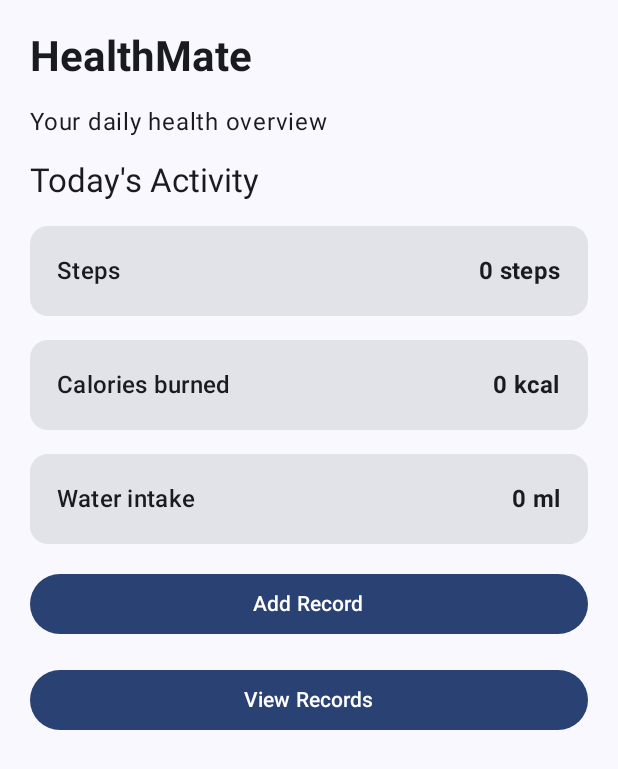
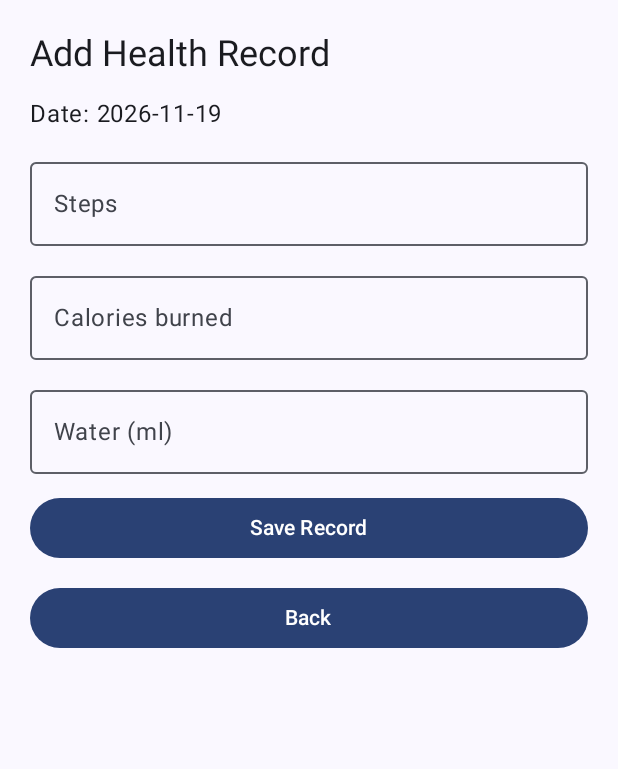
Before and after one commit to chanulaimanjith10-debug/HealthMateApp, an Android app built with Jetpack Compose: the screen it shows after launch (MainActivity), after a tap on "Add Record", on a phone screen of 412 x 824 dp. Shown: the top 769 px of the screen. Run offline under Robolectric (Android 15) with nearby library versions, the phone set to English and light mode, and no system bars.

Commit message:
Add health record form with SQLite storage

```diff
--- /dev/null
+++ b/app/src/main/java/com/example/healthmateapp/AddRecordScreen.kt
@@ -0,0 +1,165 @@
+package com.example.healthmateapp
+
+import androidx.compose.foundation.layout.Arrangement
+import androidx.compose.foundation.layout.Column
+import androidx.compose.foundation.layout.fillMaxSize
+import androidx.compose.foundation.layout.fillMaxWidth
+import androidx.compose.foundation.layout.padding
+import androidx.compose.foundation.rememberScrollState
+import androidx.compose.foundation.text.KeyboardOptions
+import androidx.compose.foundation.verticalScroll
+import androidx.compose.material3.Button
+import androidx.compose.material3.MaterialTheme
+import androidx.compose.material3.OutlinedTextField
+import androidx.compose.material3.Text
+import androidx.compose.runtime.Composable
+import androidx.compose.runtime.getValue
+import androidx.compose.runtime.mutableStateOf
+import androidx.compose.runtime.remember
+import androidx.compose.runtime.setValue
+import androidx.compose.ui.Modifier
+import androidx.compose.ui.text.input.KeyboardType
+import androidx.compose.ui.unit.dp
+import com.example.healthmateapp.data.HealthRecord
+import java.text.SimpleDateFormat
+import java.util.Date
+import java.util.Locale
+
+@Composable
+fun AddRecordScreen(
+    onBack: () -> Unit,
+    onSave: (HealthRecord) -> Boolean
+) {
+    var steps by remember {
+        mutableStateOf("")
+    }
+
+    var calories by remember {
+        mutableStateOf("")
+    }
+
+    var water by remember {
+        mutableStateOf("")
+    }
+
+    var message by remember {
+        mutableStateOf("")
+    }
+
+    val today = remember {
+        SimpleDateFormat(
+            "yyyy-MM-dd",
+            Locale.US
+        ).format(Date())
+    }
+
+    Column(
+        modifier = Modifier
+            .fillMaxSize()
+            .verticalScroll(rememberScrollState())
+            .padding(20.dp),
+        verticalArrangement = Arrangement.spacedBy(12.dp)
+    ) {
+        Text(
+            text = "Add Health Record",
+            style = MaterialTheme.typography.headlineSmall
+        )
+
+        Text(
+            text = "Date: $today"
+        )
+
+        OutlinedTextField(
+            value = steps,
+            onValueChange = {
+                steps = it.filter(Char::isDigit)
+            },
+            label = {
+                Text("Steps")
+            },
+            keyboardOptions = KeyboardOptions(
+                keyboardType = KeyboardType.Number
+            ),
+            modifier = Modifier.fillMaxWidth()
+        )
+
+        OutlinedTextField(
+            value = calories,
+            onValueChange = {
+                calories = it.filter(Char::isDigit)
+            },
+            label = {
+                Text("Calories burned")
+            },
+            keyboardOptions = KeyboardOptions(
+                keyboardType = KeyboardType.Number
+            ),
+            modifier = Modifier.fillMaxWidth()
+        )
+
+        OutlinedTextField(
+            value = water,
+            onValueChange = {
+                water = it.filter(Char::isDigit)
+            },
+            label = {
+                Text("Water (ml)")
+            },
+            keyboardOptions = KeyboardOptions(
+                keyboardType = KeyboardType.Number
+            ),
+            modifier = Modifier.fillMaxWidth()
+        )
+
+        Button(
+            onClick = {
+                val stepsValue = steps.toIntOrNull()
+                val caloriesValue = calories.toIntOrNull()
+                val waterValue = water.toIntOrNull()
+
+                message = when {
+                    steps.isBlank() ||
+                            calories.isBlank() ||
+                            water.isBlank() -> {
+                        "Please fill in all fields."
+                    }
+
+                    stepsValue == null ||
+                            caloriesValue == null ||
+                            waterValue == null -> {
+                        "Enter valid numbers."
+                    }
+
+                    else -> {
+                        val record = HealthRecord(
+                            date = today,
+                            steps = stepsValue,
+                            calories = caloriesValue,
+                            water = waterValue
+                        )
+
+                        if (onSave(record)) {
+                            "Record saved."
+                        } else {
+                            "Could not save record."
+                        }
+                    }
+                }
+            },
+            modifier = Modifier.fillMaxWidth()
+        ) {
+            Text("Save Record")
+        }
+
+        if (message.isNotEmpty()) {
+            Text(text = message)
+        }
+
+        Button(
+            onClick = onBack,
+            modifier = Modifier.fillMaxWidth()
+        ) {
+            Text("Back")
+        }
+    }
+}
--- a/app/src/main/java/com/example/healthmateapp/MainActivity.kt
+++ b/app/src/main/java/com/example/healthmateapp/MainActivity.kt
@@ -10,19 +10,26 @@ import androidx.compose.foundation.layout.Row
 import androidx.compose.foundation.layout.fillMaxSize
 import androidx.compose.foundation.layout.fillMaxWidth
 import androidx.compose.foundation.layout.padding
-import androidx.compose.foundation.rememberScrollState
-import androidx.compose.foundation.verticalScroll
 import androidx.compose.material3.Button
 import androidx.compose.material3.Card
 import androidx.compose.material3.MaterialTheme
 import androidx.compose.material3.Scaffold
 import androidx.compose.material3.Text
 import androidx.compose.runtime.Composable
+import androidx.compose.runtime.getValue
+import androidx.compose.runtime.mutableStateOf
+import androidx.compose.runtime.remember
+import androidx.compose.runtime.setValue
 import androidx.compose.ui.Modifier
 import androidx.compose.ui.text.font.FontWeight
 import androidx.compose.ui.tooling.preview.Preview
 import androidx.compose.ui.unit.dp
+import androidx.compose.ui.platform.LocalContext
+import com.example.healthmateapp.data.HealthDatabase
 import com.example.healthmateapp.ui.theme.HealthMateAppTheme
+import java.text.SimpleDateFormat
+import java.util.Date
+import java.util.Locale
 
 class MainActivity : ComponentActivity() {
 
@@ -35,7 +42,7 @@ class MainActivity : ComponentActivity() {
                 Scaffold(
                     modifier = Modifier.fillMaxSize()
                 ) { innerPadding ->
-                    DashboardScreen(
+                    HealthMateApp(
                         modifier = Modifier.padding(innerPadding)
                     )
                 }
@@ -45,13 +52,86 @@ class MainActivity : ComponentActivity() {
 }
 
 @Composable
+fun HealthMateApp(
+    modifier: Modifier = Modifier
+) {
+    var screen by remember {
+        mutableStateOf("home")
+    }
+
+    val context = LocalContext.current
+
+    val database = remember {
+        HealthDatabase(context.applicationContext)
+    }
+
+    var records by remember {
+        mutableStateOf(database.getAllRecords())
+    }
+
+    val today = remember {
+        SimpleDateFormat(
+            "yyyy-MM-dd",
+            Locale.US
+        ).format(Date())
+    }
+
+    val todayRecord = records
+        .filter { it.date == today }
+        .maxByOrNull { it.id }
+
+    when (screen) {
+        "add" -> {
+            AddRecordScreen(
+                onBack = {
+                    screen = "home"
+                },
+                onSave = { record ->
+                    val oldRecord =
+                        database.getRecordByDate(record.date)
+
+                    val saved = if (oldRecord == null) {
+                        database.insertRecord(record) != -1L
+                    } else {
+                        database.updateRecord(
+                            record.copy(id = oldRecord.id)
+                        ) > 0
+                    }
+
+                    if (saved) {
+                        records = database.getAllRecords()
+                    }
+
+                    saved
+                }
+            )
+        }
+
+        else -> {
+            DashboardScreen(
+                modifier = modifier,
+                steps = todayRecord?.steps ?: 0,
+                calories = todayRecord?.calories ?: 0,
+                water = todayRecord?.water ?: 0,
+                onAddRecord = {
+                    screen = "add"
+                }
+            )
+        }
+    }
+}
+
+@Composable
 fun DashboardScreen(
-    modifier: Modifier = Modifier
+    modifier: Modifier = Modifier,
+    steps: Int,
+    calories: Int,
+    water: Int,
+    onAddRecord: () -> Unit
 ) {
     Column(
         modifier = modifier
             .fillMaxSize()
-            .verticalScroll(rememberScrollState())
             .padding(20.dp),
         verticalArrangement = Arrangement.spacedBy(16.dp)
     ) {
@@ -73,24 +153,24 @@ fun DashboardScreen(
 
         HealthMetricCard(
             title = "Steps",
-            value = "0",
+            value = steps.toString(),
             unit = "steps"
         )
 
         HealthMetricCard(
             title = "Calories burned",
-            value = "0",
+            value = calories.toString(),
             unit = "kcal"
         )
 
         HealthMetricCard(
             title = "Water intake",
-            value = "0",
+            value = water.toString(),
             unit = "ml"
         )
 
         Button(
-            onClick = {},
+            onClick = onAddRecord,
             modifier = Modifier.fillMaxWidth()
         ) {
             Text("Add Record")
@@ -138,6 +218,11 @@ fun HealthMetricCard(
 @Composable
 fun DashboardPreview() {
     HealthMateAppTheme {
-        DashboardScreen()
+        DashboardScreen(
+            steps = 0,
+            calories = 0,
+            water = 0,
+            onAddRecord = {}
+        )
     }
 }
--- /dev/null
+++ b/app/src/main/java/com/example/healthmateapp/data/HealthDatabase.kt
@@ -0,0 +1,134 @@
+package com.example.healthmateapp.data
+
+import android.content.ContentValues
+import android.content.Context
+import android.database.sqlite.SQLiteDatabase
+import android.database.sqlite.SQLiteOpenHelper
+
+class HealthDatabase(context: Context) : SQLiteOpenHelper(
+    context,
+    DATABASE_NAME,
+    null,
+    DATABASE_VERSION
+) {
+
+    override fun onCreate(db: SQLiteDatabase) {
+        val createTable = """
+            CREATE TABLE $TABLE_NAME (
+                id INTEGER PRIMARY KEY AUTOINCREMENT,
+                date TEXT NOT NULL,
+                steps INTEGER NOT NULL,
+                calories INTEGER NOT NULL,
+                water INTEGER NOT NULL
+            )
+        """.trimIndent()
+
+        db.execSQL(createTable)
+    }
+
+    fun insertRecord(record: HealthRecord): Long {
+        val values = ContentValues().apply {
+            put("date", record.date)
+            put("steps", record.steps)
+            put("calories", record.calories)
+            put("water", record.water)
+        }
+
+        return writableDatabase.insert(TABLE_NAME, null, values)
+    }
+
+    fun getAllRecords(): List<HealthRecord> {
+        val records = mutableListOf<HealthRecord>()
+
+        val cursor = readableDatabase.query(
+            TABLE_NAME,
+            arrayOf("id", "date", "steps", "calories", "water"),
+            null,
+            null,
+            null,
+            null,
+            "date DESC, id DESC"
+        )
+
+        cursor.use {
+            while (it.moveToNext()) {
+                records.add(
+                    HealthRecord(
+                        id = it.getInt(it.getColumnIndexOrThrow("id")),
+                        date = it.getString(it.getColumnIndexOrThrow("date")),
+                        steps = it.getInt(it.getColumnIndexOrThrow("steps")),
+                        calories = it.getInt(it.getColumnIndexOrThrow("calories")),
+                        water = it.getInt(it.getColumnIndexOrThrow("water"))
+                    )
+                )
+            }
+        }
+
+        return records
+    }
+
+    fun getRecordByDate(date: String): HealthRecord? {
+        val cursor = readableDatabase.query(
+            TABLE_NAME,
+            arrayOf("id", "date", "steps", "calories", "water"),
+            "date = ?",
+            arrayOf(date),
+            null,
+            null,
+            "id DESC",
+            "1"
+        )
+
+        cursor.use {
+            if (it.moveToFirst()) {
+                return HealthRecord(
+                    id = it.getInt(it.getColumnIndexOrThrow("id")),
+                    date = it.getString(it.getColumnIndexOrThrow("date")),
+                    steps = it.getInt(it.getColumnIndexOrThrow("steps")),
+                    calories = it.getInt(it.getColumnIndexOrThrow("calories")),
+                    water = it.getInt(it.getColumnIndexOrThrow("water"))
+                )
+            }
+        }
+
+        return null
+    }
+
+    fun updateRecord(record: HealthRecord): Int {
+        val values = ContentValues().apply {
+            put("date", record.date)
+            put("steps", record.steps)
+            put("calories", record.calories)
+            put("water", record.water)
+        }
+
+        return writableDatabase.update(
+            TABLE_NAME,
+            values,
+            "id = ?",
+            arrayOf(record.id.toString())
+        )
+    }
+
+    fun deleteRecord(id: Int): Int {
+        return writableDatabase.delete(
+            TABLE_NAME,
+            "id = ?",
+            arrayOf(id.toString())
+        )
+    }
+
+    override fun onUpgrade(
+        db: SQLiteDatabase,
+        oldVersion: Int,
+        newVersion: Int
+    ) {
+        // Add migrations if the table changes.
+    }
+
+    companion object {
+        private const val DATABASE_NAME = "healthmate.db"
+        private const val DATABASE_VERSION = 1
+        private const val TABLE_NAME = "health_records"
+    }
+}
```
Also changed, not shown: app/src/main/java/com/example/healthmateapp/data/HealthRecord.kt (added, +9 -0 lines).
